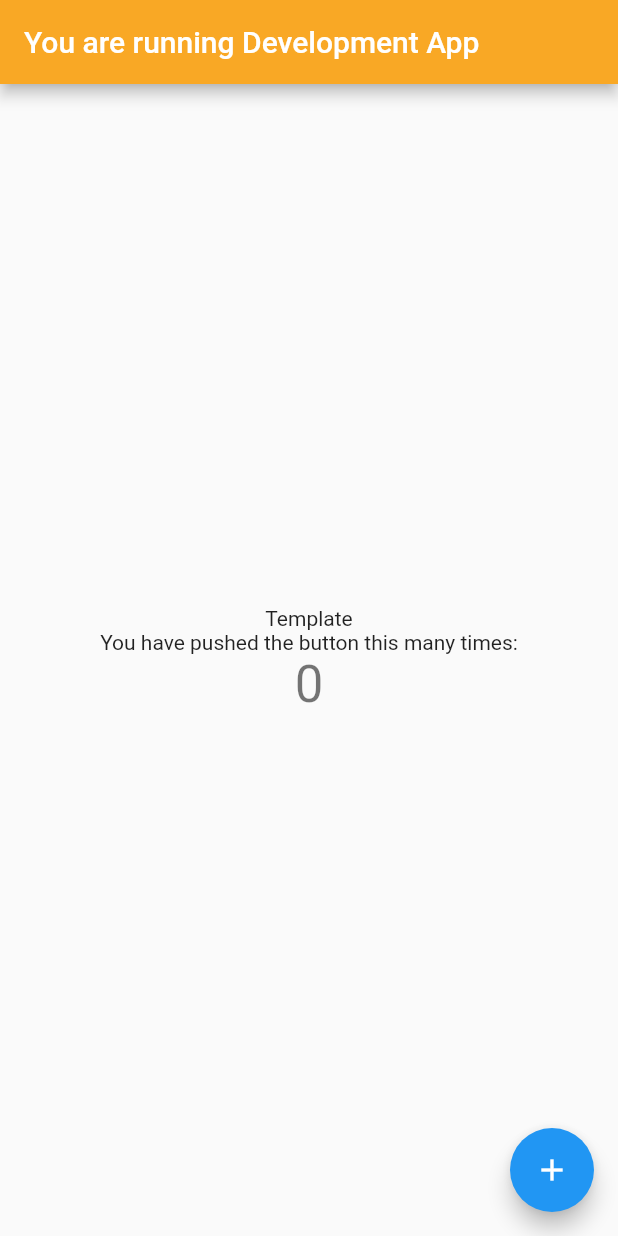
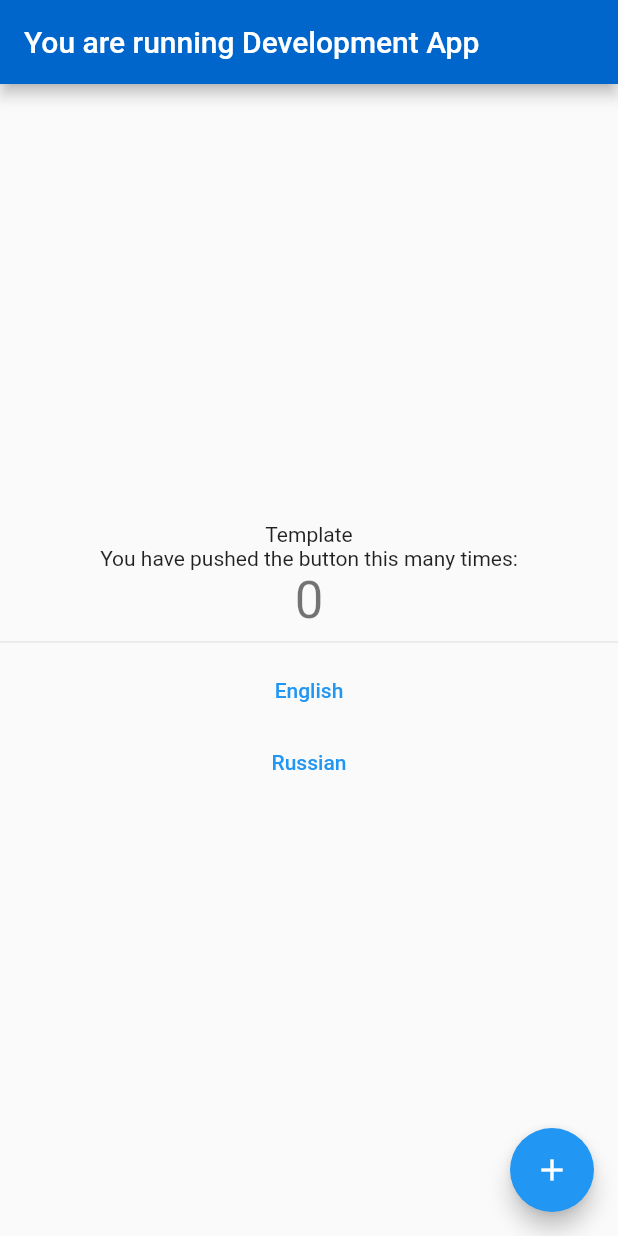
Before and after one commit to IvanovYevgen/setup_pr, a Flutter app: the screen it shows after launch, on a phone screen of 412 x 824 dp. Run offline on Flutter 3.47's test engine with Material 2 defaults, Android fonts, the phone set to English and light mode, and no system bars; our stand-ins replace flutter_bloc, logger; generated files the repository leaves out were written again.

Commit message:
setup color-changer

```diff
--- /dev/null
+++ b/lib/language_bloc/language_cubit.dart
@@ -0,0 +1,25 @@
+import 'package:flutter/material.dart';
+import 'package:flutter_bloc/flutter_bloc.dart';
+
+class LanguageCubit extends Cubit<Locale> {
+  LanguageCubit() : super(const Locale('en', 'EN'));
+
+  final Locale englishLocale = const Locale('en', 'EN');
+  final Locale russianLocale = const Locale('ru', 'RU');
+
+  Locale? setEnglishLocale(Locale ourLocale) {
+    Locale? locale;
+    if (ourLocale != englishLocale) {
+      emit(englishLocale);
+    }
+    return locale;
+  }
+
+  Locale? setRussianLocale(Locale ourLocale) {
+    Locale? locale;
+    if (ourLocale != russianLocale) {
+      emit(russianLocale);
+    }
+    return locale;
+  }
+}
--- a/lib/main.dart
+++ b/lib/main.dart
@@ -1,7 +1,9 @@
 import 'package:flutter/material.dart';
+import 'package:flutter_bloc/flutter_bloc.dart';
 import 'package:flutter_localizations/flutter_localizations.dart';
 import 'package:flutter_template_project/flavour_config.dart';
 import 'package:flutter_gen/gen_l10n/app_localizations.dart';
+import 'package:flutter_template_project/language_bloc/language_cubit.dart';
 import 'package:logger/logger.dart';
 
 Future initializeApp() async {
@@ -13,7 +15,12 @@ class MyApp extends StatelessWidget {
 
   @override
   Widget build(BuildContext context) {
+    return BlocProvider(
+      create: (context) => LanguageCubit(),
+      child: BlocBuilder<LanguageCubit, Locale>(
+        builder: (context, lang) {
           return MaterialApp(
+            locale: lang,
             title: 'Flutter Demo',
             localizationsDelegates: const [
               AppLocalizations.delegate, // Add this line
@@ -30,6 +37,9 @@ class MyApp extends StatelessWidget {
             ),
             home: const MyHomePage(title: 'Flutter Demo Home Page'),
           );
+        },
+      ),
+    );
   }
 }
 
@@ -43,6 +53,7 @@ class MyHomePage extends StatefulWidget {
 }
 
 class _MyHomePageState extends State<MyHomePage> {
+
   int _counter = 0;
 
   var logger = Logger();
@@ -64,6 +75,8 @@ class _MyHomePageState extends State<MyHomePage> {
 
   @override
   Widget build(BuildContext context) {
+    final Locale appLocale = Localizations.localeOf(context);
+
     final flavour = Constants.whereAmI;
     return Scaffold(
       appBar: AppBar(
@@ -82,7 +95,24 @@ class _MyHomePageState extends State<MyHomePage> {
             ),
             Text(
               '$_counter',
-              style: Theme.of(context).textTheme.headline4,
+              style: Theme
+                  .of(context)
+                  .textTheme
+                  .headline4,
+            ),
+
+            const Divider(),
+            TextButton(
+              onPressed: () {
+                context.read<LanguageCubit>().setEnglishLocale(appLocale);
+              },
+              child: const Text('English'),
+            ),
+            TextButton(
+              onPressed: () {
+                context.read<LanguageCubit>().setRussianLocale(appLocale);
+              },
+              child: const Text('Russian'),
             ),
           ],
         ),
```
Also changed, not shown: lib/flavour_config.dart (+5 -6 lines), lib/language_bloc/language_bloc.dart (deleted, +0 -44 lines), lib/language_bloc/language_event.dart (deleted, +0 -14 lines), lib/language_bloc/language_state.dart (deleted, +0 -24 lines), lib/resources/app_colors.dart (added, +25 -0 lines), lib/services/language_cubit.dart (added, +22 -0 lines), lib/services/language_helper.dart (deleted, +0 -22 lines). Lines whose indentation alone changed are shown as unchanged.
